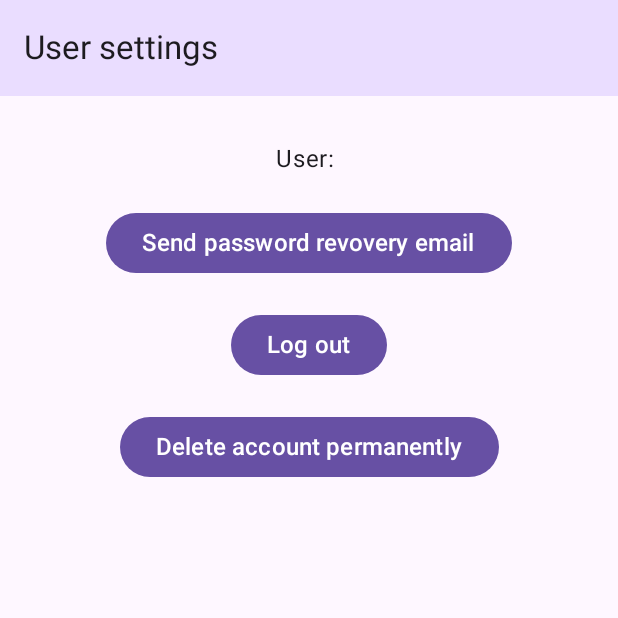
After one commit to pol1612/DigitalShelter, an Android app built with Jetpack Compose: the composable UserSettingsScreen called with empty values, on a phone screen of 412 x 824 dp, the top half of it. The commit adds this screen. Run offline under Robolectric (Android 15) with nearby library versions, the phone set to English and light mode, and no system bars.

Commit message:
created generic user settings screen

```diff
--- /dev/null
+++ b/app/src/main/java/com/pol/sane/jove/digitalshelter/ui/common/composables/screens/UserSettingsScreen.kt
@@ -0,0 +1,91 @@
+package com.pol.sane.jove.digitalshelter.ui.common.composables.screens
+
+import androidx.compose.foundation.layout.Arrangement
+import androidx.compose.foundation.layout.Column
+import androidx.compose.foundation.layout.PaddingValues
+import androidx.compose.foundation.layout.Spacer
+import androidx.compose.foundation.layout.fillMaxWidth
+import androidx.compose.foundation.layout.padding
+import androidx.compose.foundation.layout.width
+import androidx.compose.material3.ExperimentalMaterial3Api
+import androidx.compose.material3.MaterialTheme
+import androidx.compose.material3.Scaffold
+import androidx.compose.material3.Text
+import androidx.compose.material3.TopAppBar
+import androidx.compose.material3.TopAppBarDefaults
+import androidx.compose.runtime.Composable
+import androidx.compose.ui.Alignment
+import androidx.compose.ui.Modifier
+import androidx.compose.ui.res.stringResource
+import androidx.compose.ui.tooling.preview.Preview
+import androidx.compose.ui.unit.dp
+import androidx.compose.ui.unit.sp
+import com.pol.sane.jove.digitalshelter.R
+import com.pol.sane.jove.digitalshelter.ui.common.composables.simples.BasicButton
+
+@OptIn(ExperimentalMaterial3Api::class)
+@Composable
+fun UserSettingsScreen(
+    userName: String,
+    passwordRecoveryEmailSender: () -> Unit,
+    logOut: () -> Unit,
+    deleteAccount: () -> Unit
+){
+    Scaffold(
+        topBar = {
+            TopAppBar(
+                title = { Text(stringResource(R.string.user_settings)) },
+                colors = TopAppBarDefaults.mediumTopAppBarColors(
+                    containerColor = MaterialTheme.colorScheme.primaryContainer),
+
+                )
+        }
+    ) { paddingValues ->
+        Column(
+            modifier = Modifier
+                .padding(paddingValues)
+                .fillMaxWidth(),
+            verticalArrangement = Arrangement.Center,
+            horizontalAlignment = Alignment.CenterHorizontally
+        ){
+            Spacer(modifier = Modifier
+                .padding(horizontal = 0.dp, vertical = 10.dp))
+            Text(
+                text = "User: ${userName}",
+                modifier = Modifier.padding(
+                    horizontal = 0.dp,
+                    vertical = 10.dp
+                ),
+                fontSize = 16.sp
+            )
+            BasicButton(
+                text = R.string.send_password_revovery_email,
+                modifier = Modifier
+                    .padding(10.dp),
+                action = { passwordRecoveryEmailSender }
+            )
+            BasicButton(
+                text = R.string.log_out,
+                modifier = Modifier.padding(10.dp),
+                action = { logOut }
+            )
+            BasicButton(
+                text = R.string.delete_account_permanently,
+                modifier = Modifier.padding(10.dp),
+                action = { deleteAccount }
+            )
+        }
+
+    }
+}
+
+@Preview
+@Composable
+fun UserSettingsScreenPreview(){
+    UserSettingsScreen(
+        userName = "Pol shelter",
+        passwordRecoveryEmailSender = {},
+        logOut = {},
+        deleteAccount = {}
+    )
+}
--- a/app/src/main/java/com/pol/sane/jove/digitalshelter/ui/common/composables/ButtonComposable.kt
+++ b/app/src/main/java/com/pol/sane/jove/digitalshelter/ui/common/composables/simples/ButtonComposable.kt
@@ -1,10 +1,12 @@
 
 
-package com.pol.sane.jove.digitalshelter.ui.common.composables
+package com.pol.sane.jove.digitalshelter.ui.common.composables.simples
 
 import androidx.annotation.StringRes
+import androidx.compose.foundation.layout.Column
 import androidx.compose.material.*
 import androidx.compose.material3.Button
+import androidx.compose.material3.ButtonColors
 import androidx.compose.material3.ButtonDefaults
 import androidx.compose.material3.MaterialTheme
 import androidx.compose.material3.Text
@@ -12,7 +14,9 @@ import androidx.compose.material3.TextButton
 import androidx.compose.runtime.Composable
 import androidx.compose.ui.Modifier
 import androidx.compose.ui.res.stringResource
+import androidx.compose.ui.tooling.preview.Preview
 import androidx.compose.ui.unit.sp
+import com.pol.sane.jove.digitalshelter.R
 
 @Composable
 fun BasicTextButton(@StringRes text: Int, modifier: Modifier, action: () -> Unit) {
@@ -20,21 +24,34 @@ fun BasicTextButton(@StringRes text: Int, modifier: Modifier, action: () -> Unit
 }
 
 @Composable
-fun BasicButton(@StringRes text: Int, modifier: Modifier, action: () -> Unit, enabled: Boolean = true) {
+fun BasicButton(
+  @StringRes text: Int,
+  modifier: Modifier,
+  action: () -> Unit,
+  enabled: Boolean = true,
+  colors: ButtonColors = ButtonDefaults.buttonColors(
+    containerColor = MaterialTheme.colorScheme.primary,
+    contentColor = MaterialTheme.colorScheme.onPrimary
+    )
+  ) {
   Button(
     onClick = action,
     modifier = modifier,
-    colors =
-      ButtonDefaults.buttonColors(
-        containerColor = MaterialTheme.colorScheme.primary,
-        contentColor = MaterialTheme.colorScheme.onPrimary
-      ),
+    colors = colors,
     enabled = enabled
   ) {
     Text(text = stringResource(text), fontSize = 16.sp)
   }
 }
 
+@Preview
+@Composable
+fun ButtonsPreview(){
+  Column {
+    BasicButton(text = R.string.username, modifier = Modifier, action = { /*TODO*/ })
+    BasicTextButton(text = R.string.dog_paw_icon_content_description, modifier = Modifier, action = {})
+  }
+}
 @Composable
 fun DialogConfirmButton(@StringRes text: Int, action: () -> Unit) {
   Button(
--- a/app/src/main/java/com/pol/sane/jove/digitalshelter/ui/common/composables/CardWithTabsComposable.kt
+++ b/app/src/main/java/com/pol/sane/jove/digitalshelter/ui/common/composables/simples/CardWithTabsComposable.kt
@@ -1,4 +1,4 @@
-package com.pol.sane.jove.digitalshelter.ui.common.composables
+package com.pol.sane.jove.digitalshelter.ui.common.composables.simples
 
 import androidx.compose.foundation.background
 import androidx.compose.foundation.layout.Box
--- a/app/src/main/java/com/pol/sane/jove/digitalshelter/ui/common/composables/TextFieldComposable.kt
+++ b/app/src/main/java/com/pol/sane/jove/digitalshelter/ui/common/composables/simples/TextFieldComposable.kt
@@ -1,5 +1,5 @@
 
-package com.pol.sane.jove.digitalshelter.ui.common.composables
+package com.pol.sane.jove.digitalshelter.ui.common.composables.simples
 
 import androidx.annotation.StringRes
 import androidx.compose.foundation.text.KeyboardOptions
--- a/app/src/main/java/com/pol/sane/jove/digitalshelter/ui/screens/main/shelter/ShelterMainScreen.kt
+++ b/app/src/main/java/com/pol/sane/jove/digitalshelter/ui/screens/main/shelter/ShelterMainScreen.kt
@@ -17,6 +17,7 @@ import androidx.navigation.NavHostController
 import androidx.navigation.compose.composable
 import androidx.navigation.compose.rememberNavController
 import com.pol.sane.jove.digitalshelter.R
+import com.pol.sane.jove.digitalshelter.ui.common.composables.screens.UserSettingsScreen
 import com.pol.sane.jove.digitalshelter.ui.common.extensions.AddBottBarNavItem
 import com.pol.sane.jove.digitalshelter.ui.graphs.shelterMainDogsNavGraph
 
@@ -62,7 +63,7 @@ fun ShelterMainScreen(
                 shelterMainDogsNavGraph(ShelterMainScreenComposables.Dogs.route)
 
                 composable(ShelterMainScreenComposables.User.route){
-
+                    //UserSettingsScreen()
                 }
             }
         }
--- a/app/src/main/res/values/strings.xml
+++ b/app/src/main/res/values/strings.xml
@@ -15,5 +15,9 @@
     <string name="not_registered_click_here_to_sign_up">Not registered? Click to sign up</string>
     <string name="dog_paw_icon_content_description">Dog paw icon; when clicked it shows the shelter\'s dog list</string>
     <string name="user_icon_content_description">User icon; when clicked it shows the user settings</string>
+    <string name="user_settings">User settings</string>
+    <string name="log_out">Log out</string>
+    <string name="delete_account_permanently">Delete account permanently</string>
+    <string name="send_password_revovery_email">Send password revovery email</string>
 
 </resources>
```
Also changed, not shown: app/src/main/java/com/pol/sane/jove/digitalshelter/ui/screens/auth/login/LoginScreen.kt (+4 -4 lines), app/src/main/java/com/pol/sane/jove/digitalshelter/ui/screens/auth/signup/SignUpScreen.kt (+5 -5 lines).
